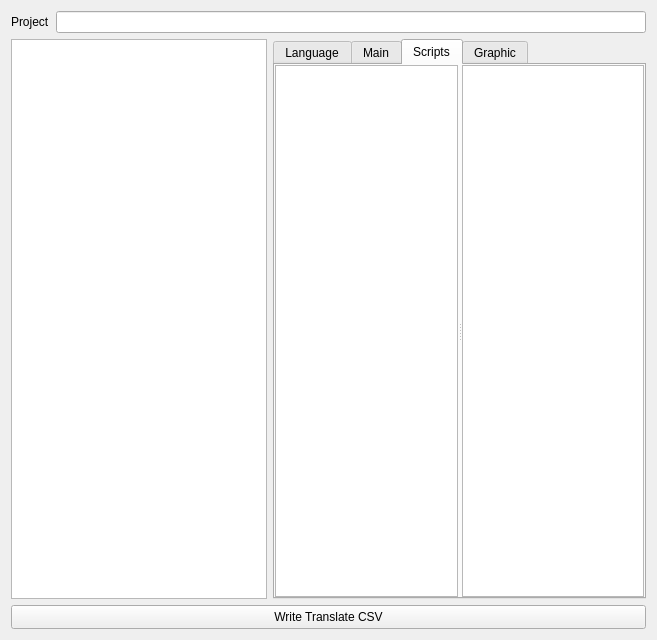
Above: src/ui/WriteModeComponent.ui from MUkoutyan/langscore-app before the change. Below: the same form after it.
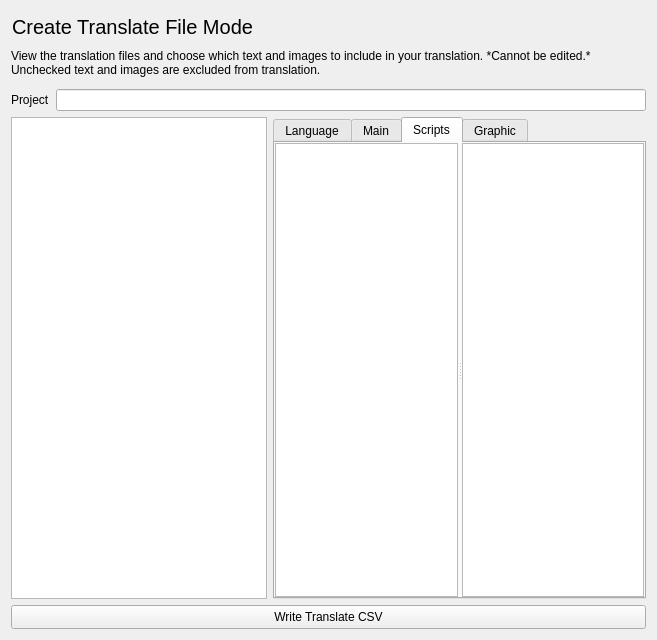
That is the form after the change. The open tabs and pages were chosen to show the change. Custom widgets are drawn as their Qt base class.

The edit to the form file:
```diff
--- a/src/ui/WriteModeComponent.ui
+++ b/src/ui/WriteModeComponent.ui
@@ -14,6 +14,60 @@
    <string>Form</string>
   </property>
   <layout class="QVBoxLayout" name="verticalLayout_2">
+   <item>
+    <widget class="QPushButton" name="modeTitle">
+     <property name="font">
+      <font>
+       <pointsize>15</pointsize>
+      </font>
+     </property>
+     <property name="styleSheet">
+      <string notr="true">text-align:left;</string>
+     </property>
+     <property name="text">
+      <string>Create Translate File Mode</string>
+     </property>
+     <property name="checkable">
+      <bool>true</bool>
+     </property>
+     <property name="flat">
+      <bool>true</bool>
+     </property>
+    </widget>
+   </item>
+   <item>
+    <widget class="QLabel" name="modeDesc">
+     <property name="text">
+      <string extracomment="翻訳ファイルの閲覧や、翻訳にどのテキストや画像を含めるかなどを選択することが出来ます。※編集は出来ません。チェックを外したテキスト・画像は、翻訳対象から外れます。">View the translation files and choose which text and images to include in your translation. *Cannot be edited.*
+Unchecked text and images are excluded from translation.</string>
+     </property>
+     <property name="textFormat">
+      <enum>Qt::PlainText</enum>
+     </property>
+     <property name="alignment">
+      <set>Qt::AlignLeading|Qt::AlignLeft|Qt::AlignTop</set>
+     </property>
+     <property name="wordWrap">
+      <bool>false</bool>
+     </property>
+    </widget>
+   </item>
+   <item>
+    <spacer name="verticalSpacer">
+     <property name="orientation">
+      <enum>Qt::Vertical</enum>
+     </property>
+     <property name="sizeType">
+      <enum>QSizePolicy::Fixed</enum>
+     </property>
+     <property name="sizeHint" stdset="0">
+      <size>
+       <width>6</width>
+       <height>6</height>
+      </size>
+     </property>
+    </spacer>
+   </item>
    <item>
     <layout class="QHBoxLayout" name="horizontalLayout_6">
      <item>
```
Left out of the diff: 26 changed lines with no effect on the pictures.
